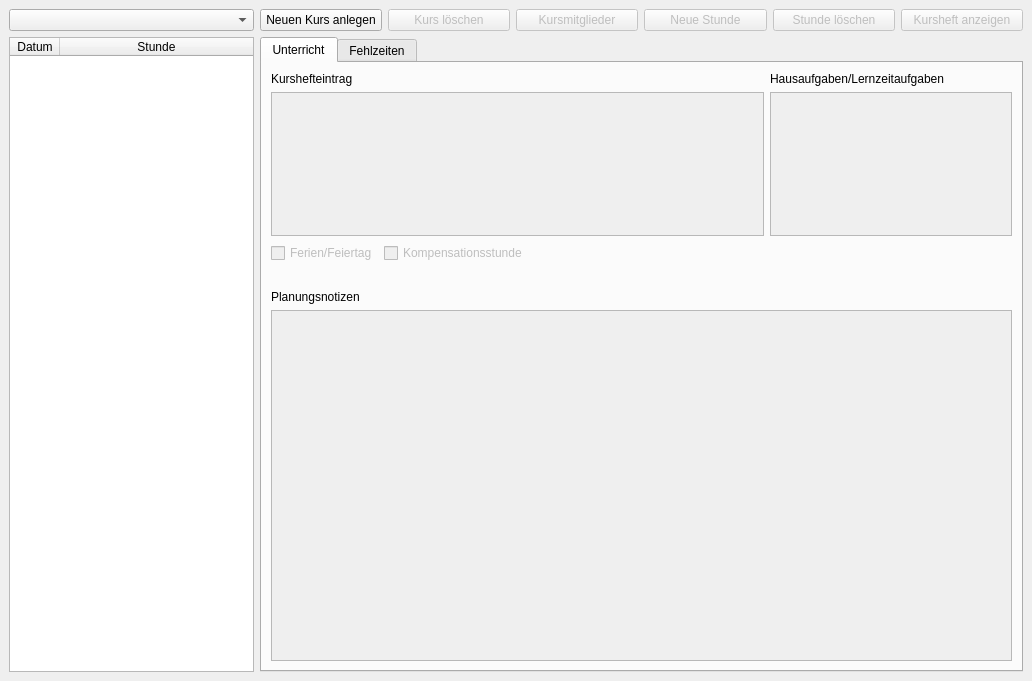
pyphil/Kursbuch, file MainWindow.ui: the form before one commit.
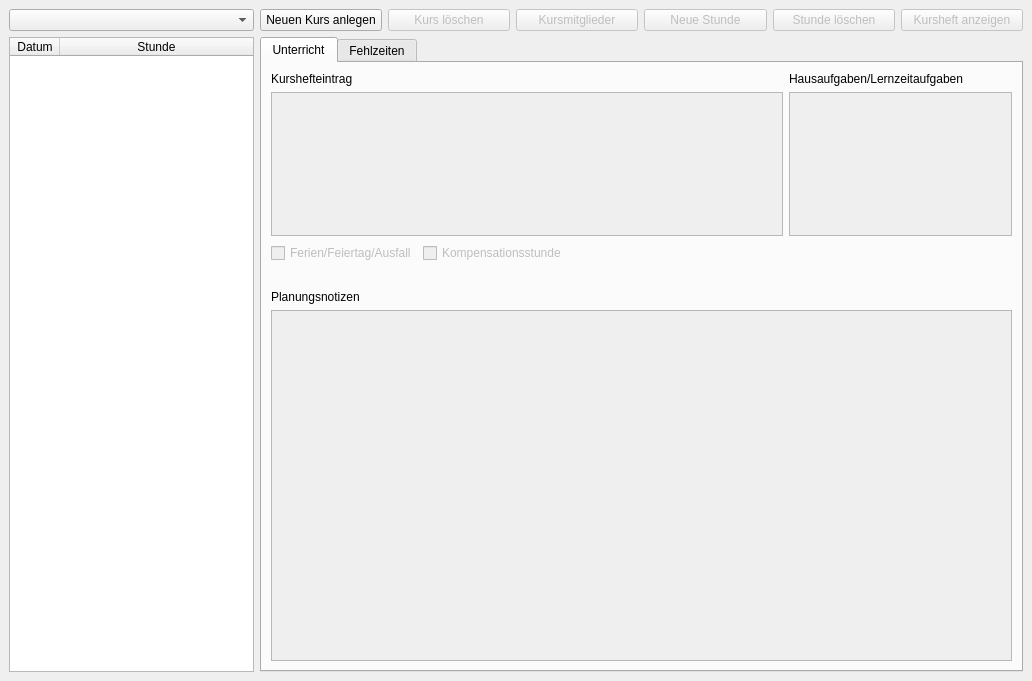
The form after the commit. Icons and pictures are not drawn.

Commit message: Fix icon Titel Mitglieder + Ausfall in maingui

What changed in the file:
```diff
--- a/MainWindow.ui
+++ b/MainWindow.ui
@@ -182,7 +182,7 @@
              <bool>false</bool>
             </property>
             <property name="text">
-             <string>Ferien/Feiertag</string>
+             <string>Ferien/Feiertag/Ausfall</string>
             </property>
            </widget>
           </item>
```
The commit also changes 3 other files.
